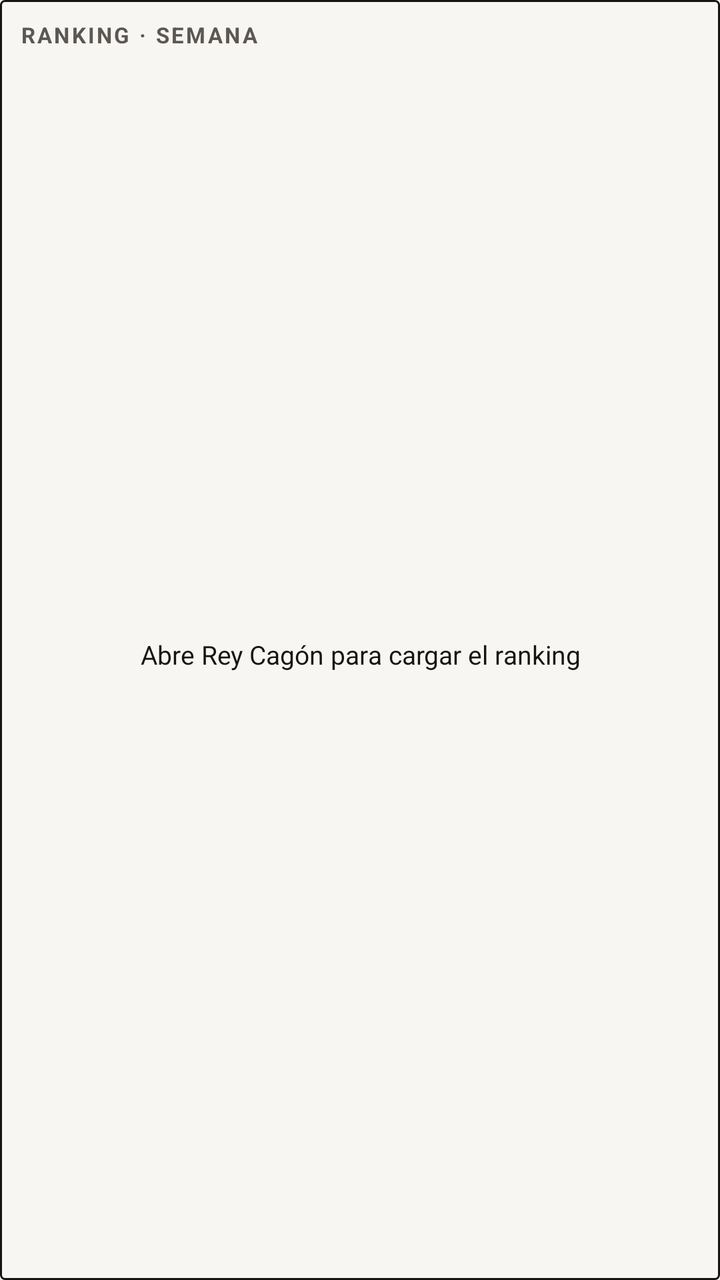
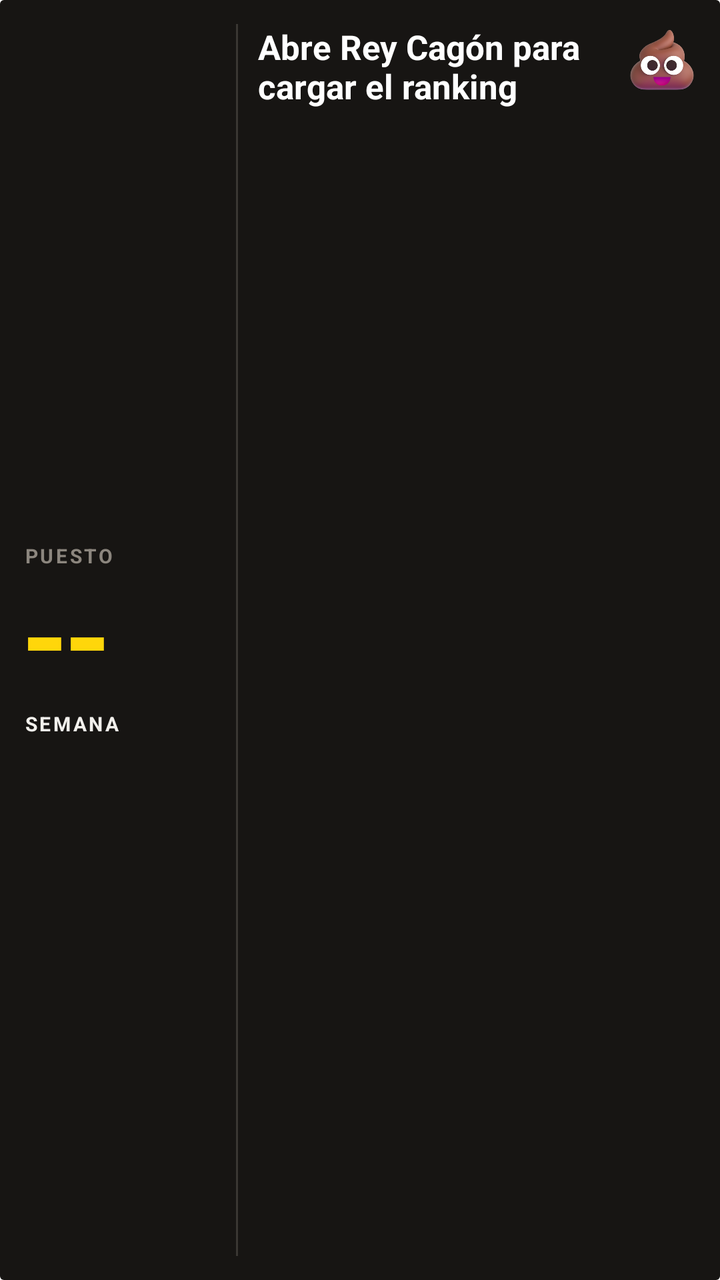

The first picture is an Android layout as it rendered before a commit; the second is the same layout after the commit. The layout source and the unified diff follow.
<!-- AndroidManifest.xml: fallback theme Theme.MaterialComponents.DayNight.NoActionBar -->
<!-- res/layout/widget_ranking.xml -->
<?xml version="1.0" encoding="utf-8"?>
<LinearLayout xmlns:android="http://schemas.android.com/apk/res/android"
    android:id="@+id/rk_raiz"
    android:layout_width="match_parent"
    android:layout_height="match_parent"
    android:background="@drawable/widget_fondo"
    android:orientation="vertical"
    android:padding="10dp">

    <TextView
        android:id="@+id/rk_titulo"
        android:layout_width="wrap_content"
        android:layout_height="wrap_content"
        android:letterSpacing="0.1"
        android:text="RANKING · SEMANA"
        android:textColor="#5C5751"
        android:textSize="11sp"
        android:textStyle="bold" />

    <TextView
        android:id="@+id/rk_vacio"
        android:layout_width="match_parent"
        android:layout_height="0dp"
        android:layout_weight="1"
        android:gravity="center"
        android:text="Abre Rey Cagón para cargar el ranking"
        android:textColor="#171513"
        android:textSize="13sp" />

    <LinearLayout
        android:id="@+id/rk_fila0"
        android:layout_width="match_parent"
        android:layout_height="0dp"
        android:layout_weight="1"
        android:layout_marginTop="4dp"
        android:background="@drawable/widget_fila"
        android:gravity="center_vertical"
        android:orientation="horizontal"
        android:paddingHorizontal="8dp"
        android:visibility="gone">

        <TextView
            android:id="@+id/rk_pos0"
            android:layout_width="28dp"
            android:layout_height="wrap_content"
            android:fontFeatureSettings="tnum"
            android:textColor="#171513"
            android:textSize="13sp"
            android:textStyle="bold" />

        <TextView
            android:id="@+id/rk_nombre0"
            android:layout_width="0dp"
            android:layout_height="wrap_content"
            android:layout_weight="1"
            android:ellipsize="end"
            android:maxLines="1"
            android:textColor="#171513"
            android:textSize="14sp" />

        <TextView
            android:id="@+id/rk_total0"
            android:layout_width="wrap_content"
            android:layout_height="wrap_content"
            android:layout_marginStart="8dp"
            android:fontFeatureSettings="tnum"
            android:textColor="#171513"
            android:textSize="16sp"
            android:textStyle="bold" />
    </LinearLayout>

    <LinearLayout
        android:id="@+id/rk_fila1"
        android:layout_width="match_parent"
        android:layout_height="0dp"
        android:layout_weight="1"
        android:layout_marginTop="4dp"
        android:background="@drawable/widget_fila"
        android:gravity="center_vertical"
        android:orientation="horizontal"
        android:paddingHorizontal="8dp"
        android:visibility="gone">

        <TextView
            android:id="@+id/rk_pos1"
            android:layout_width="28dp"
            android:layout_height="wrap_content"
            android:fontFeatureSettings="tnum"
            android:textColor="#171513"
            android:textSize="13sp"
            android:textStyle="bold" />

        <TextView
            android:id="@+id/rk_nombre1"
            android:layout_width="0dp"
            android:layout_height="wrap_content"
            android:layout_weight="1"
            android:ellipsize="end"
            android:maxLines="1"
            android:textColor="#171513"
            android:textSize="14sp" />

        <TextView
            android:id="@+id/rk_total1"
            android:layout_width="wrap_content"
            android:layout_height="wrap_content"
            android:layout_marginStart="8dp"
            android:fontFeatureSettings="tnum"
            android:textColor="#171513"
            android:textSize="16sp"
            android:textStyle="bold" />
    </LinearLayout>

    <LinearLayout
        android:id="@+id/rk_fila2"
        android:layout_width="match_parent"
        android:layout_height="0dp"
        android:layout_weight="1"
        android:layout_marginTop="4dp"
        android:background="@drawable/widget_fila"
        android:gravity="center_vertical"
        android:orientation="horizontal"
        android:paddingHorizontal="8dp"
        android:visibility="gone">

        <TextView
            android:id="@+id/rk_pos2"
            android:layout_width="28dp"
            android:layout_height="wrap_content"
            android:fontFeatureSettings="tnum"
            android:textColor="#171513"
            android:textSize="13sp"
            android:textStyle="bold" />

        <TextView
            android:id="@+id/rk_nombre2"
            android:layout_width="0dp"
            android:layout_height="wrap_content"
            android:layout_weight="1"
            android:ellipsize="end"
            android:maxLines="1"
            android:textColor="#171513"
            android:textSize="14sp" />

        <TextView
            android:id="@+id/rk_total2"
            android:layout_width="wrap_content"
            android:layout_height="wrap_content"
            android:layout_marginStart="8dp"
            android:fontFeatureSettings="tnum"
            android:textColor="#171513"
            android:textSize="16sp"
            android:textStyle="bold" />
    </LinearLayout>

</LinearLayout>
<!-- resources referenced by this layout -->
<resources>
  <!-- drawable widget_fila (drawable) -->
  <?xml version="1.0" encoding="utf-8"?>
  <shape xmlns:android="http://schemas.android.com/apk/res/android" android:shape="rectangle">
      <solid android:color="#FFFFFF" />
      <stroke android:width="1dp" android:color="#DEDBD5" />
  </shape>
  <!-- drawable widget_fondo (drawable) -->
  <?xml version="1.0" encoding="utf-8"?>
  <shape xmlns:android="http://schemas.android.com/apk/res/android" android:shape="rectangle">
      <solid android:color="#F7F6F3" />
      <stroke android:width="1dp" android:color="#171513" />
      <corners android:radius="2dp" />
  </shape>
</resources>

<!-- the commit's change to res/layout/widget_ranking.xml (unified diff, before → after) -->
@@ -3,154 +3,205 @@
     android:id="@+id/rk_raiz"
     android:layout_width="match_parent"
     android:layout_height="match_parent"
-    android:background="@drawable/widget_fondo"
-    android:orientation="vertical"
-    android:padding="10dp">
-
-    <TextView
-        android:id="@+id/rk_titulo"
-        android:layout_width="wrap_content"
-        android:layout_height="wrap_content"
-        android:letterSpacing="0.1"
-        android:text="RANKING · SEMANA"
-        android:textColor="#5C5751"
-        android:textSize="11sp"
-        android:textStyle="bold" />
-
-    <TextView
-        android:id="@+id/rk_vacio"
-        android:layout_width="match_parent"
-        android:layout_height="0dp"
-        android:layout_weight="1"
-        android:gravity="center"
-        android:text="Abre Rey Cagón para cargar el ranking"
-        android:textColor="#171513"
-        android:textSize="13sp" />
+    android:background="@drawable/widget_fondo_negro"
+    android:orientation="horizontal"
+    android:padding="12dp">
 
     <LinearLayout
-        android:id="@+id/rk_fila0"
-        android:layout_width="match_parent"
-        android:layout_height="0dp"
-        android:layout_weight="1"
-        android:layout_marginTop="4dp"
-        android:background="@drawable/widget_fila"
+        android:layout_width="96dp"
+        android:layout_height="match_parent"
         android:gravity="center_vertical"
-        android:orientation="horizontal"
-        android:paddingHorizontal="8dp"
-        android:visibility="gone">
+        android:orientation="vertical">
 
         <TextView
-            android:id="@+id/rk_pos0"
-            android:layout_width="28dp"
+            android:id="@+id/rk_titulo"
+            android:layout_width="wrap_content"
+            android:layout_height="wrap_content"
+            android:letterSpacing="0.12"
+            android:text="PUESTO"
+            android:textColor="#8C867E"
+            android:textSize="10sp"
+            android:textStyle="bold" />
+
+        <TextView
+            android:id="@+id/rk_puesto"
+            android:layout_width="wrap_content"
             android:layout_height="wrap_content"
             android:fontFeatureSettings="tnum"
-            android:textColor="#171513"
-            android:textSize="13sp"
+            android:includeFontPadding="false"
+            android:letterSpacing="-0.04"
+            android:text="--"
+            android:textColor="#FFD60A"
+            android:textSize="60sp"
             android:textStyle="bold" />
 
         <TextView
-            android:id="@+id/rk_nombre0"
-            android:layout_width="0dp"
-            android:layout_height="wrap_content"
-            android:layout_weight="1"
-            android:ellipsize="end"
-            android:maxLines="1"
-            android:textColor="#171513"
-            android:textSize="14sp" />
-
-        <TextView
-            android:id="@+id/rk_total0"
+            android:id="@+id/rk_de"
             android:layout_width="wrap_content"
             android:layout_height="wrap_content"
-            android:layout_marginStart="8dp"
-            android:fontFeatureSettings="tnum"
-            android:textColor="#171513"
-            android:textSize="16sp"
+            android:letterSpacing="0.12"
+            android:text="SEMANA"
+            android:textColor="#F2F0EC"
+            android:textSize="10sp"
             android:textStyle="bold" />
     </LinearLayout>
 
+    <FrameLayout
+        android:layout_width="1dp"
+        android:layout_height="match_parent"
+        android:layout_marginHorizontal="10dp"
+        android:background="#3A3733" />
+
     <LinearLayout
-        android:id="@+id/rk_fila1"
-        android:layout_width="match_parent"
-        android:layout_height="0dp"
+        android:layout_width="0dp"
+        android:layout_height="match_parent"
         android:layout_weight="1"
-        android:layout_marginTop="4dp"
-        android:background="@drawable/widget_fila"
-        android:gravity="center_vertical"
-        android:orientation="horizontal"
-        android:paddingHorizontal="8dp"
-        android:visibility="gone">
-
-        <TextView
-            android:id="@+id/rk_pos1"
-            android:layout_width="28dp"
-            android:layout_height="wrap_content"
-            android:fontFeatureSettings="tnum"
-            android:textColor="#171513"
-            android:textSize="13sp"
-            android:textStyle="bold" />
-
-        <TextView
-            android:id="@+id/rk_nombre1"
-            android:layout_width="0dp"
-            android:layout_height="wrap_content"
-            android:layout_weight="1"
-            android:ellipsize="end"
-            android:maxLines="1"
-            android:textColor="#171513"
-            android:textSize="14sp" />
-
-        <TextView
-            android:id="@+id/rk_total1"
-            android:layout_width="wrap_content"
-            android:layout_height="wrap_content"
-            android:layout_marginStart="8dp"
-            android:fontFeatureSettings="tnum"
-            android:textColor="#171513"
-            android:textSize="16sp"
-            android:textStyle="bold" />
+        android:orientation="vertical">
+
+        <LinearLayout
+            android:layout_width="match_parent"
+            android:layout_height="wrap_content"
+            android:orientation="horizontal">
+
+            <TextView
+                android:id="@+id/rk_frase"
+                android:layout_width="0dp"
+                android:layout_height="wrap_content"
+                android:layout_weight="1"
+                android:ellipsize="end"
+                android:maxLines="3"
+                android:text="Abre Rey Cagón para cargar el ranking"
+                android:textColor="#FFFFFF"
+                android:textSize="17sp"
+                android:textStyle="bold" />
+
+            <ImageView
+                android:id="@+id/rk_icono"
+                android:layout_width="34dp"
+                android:layout_height="34dp"
+                android:layout_marginStart="6dp"
+                android:contentDescription="Cagué"
+                android:src="@drawable/widget_poop" />
+        </LinearLayout>
+
+        <FrameLayout
+            android:layout_width="match_parent"
+            android:layout_height="0dp"
+            android:layout_weight="1" />
+
+            <LinearLayout
+                android:id="@+id/rk_fila0"
+                android:layout_width="match_parent"
+                android:layout_height="wrap_content"
+                android:layout_marginTop="3dp"
+                android:orientation="horizontal"
+                android:visibility="gone">
+
+                <TextView
+                    android:id="@+id/rk_pos0"
+                    android:layout_width="24dp"
+                    android:layout_height="wrap_content"
+                    android:fontFeatureSettings="tnum"
+                    android:textColor="#8C867E"
+                    android:textSize="12sp"
+                    android:textStyle="bold" />
+
+                <TextView
+                    android:id="@+id/rk_nombre0"
+                    android:layout_width="0dp"
+                    android:layout_height="wrap_content"
+                    android:layout_weight="1"
+                    android:ellipsize="end"
+                    android:maxLines="1"
+                    android:textColor="#F2F0EC"
+                    android:textSize="13sp" />
+
+                <TextView
+                    android:id="@+id/rk_total0"
+                    android:layout_width="wrap_content"
+                    android:layout_height="wrap_content"
+                    android:layout_marginStart="6dp"
+                    android:fontFeatureSettings="tnum"
+                    android:textColor="#F2F0EC"
+                    android:textSize="13sp"
+                    android:textStyle="bold" />
+            </LinearLayout>
+
+            <LinearLayout
+                android:id="@+id/rk_fila1"
+                android:layout_width="match_parent"
+                android:layout_height="wrap_content"
+                android:layout_marginTop="3dp"
+                android:orientation="horizontal"
+                android:visibility="gone">
+
+                <TextView
+                    android:id="@+id/rk_pos1"
+                    android:layout_width="24dp"
+                    android:layout_height="wrap_content"
+                    android:fontFeatureSettings="tnum"
+                    android:textColor="#8C867E"
+                    android:textSize="12sp"
+                    android:textStyle="bold" />
+
+                <TextView
+                    android:id="@+id/rk_nombre1"
+                    android:layout_width="0dp"
+                    android:layout_height="wrap_content"
+                    android:layout_weight="1"
+                    android:ellipsize="end"
+                    android:maxLines="1"
+                    android:textColor="#F2F0EC"
+                    android:textSize="13sp" />
+
+                <TextView
+                    android:id="@+id/rk_total1"
+                    android:layout_width="wrap_content"
+                    android:layout_height="wrap_content"
+                    android:layout_marginStart="6dp"
+                    android:fontFeatureSettings="tnum"
+                    android:textColor="#F2F0EC"
+                    android:textSize="13sp"
+                    android:textStyle="bold" />
+            </LinearLayout>
+
+            <LinearLayout
+                android:id="@+id/rk_fila2"
+                android:layout_width="match_parent"
+                android:layout_height="wrap_content"
+                android:layout_marginTop="3dp"
+                android:orientation="horizontal"
+                android:visibility="gone">
+
+                <TextView
+                    android:id="@+id/rk_pos2"
+                    android:layout_width="24dp"
+                    android:layout_height="wrap_content"
+                    android:fontFeatureSettings="tnum"
+                    android:textColor="#8C867E"
+                    android:textSize="12sp"
+                    android:textStyle="bold" />
+
+                <TextView
+                    android:id="@+id/rk_nombre2"
+                    android:layout_width="0dp"
+                    android:layout_height="wrap_content"
+                    android:layout_weight="1"
+                    android:ellipsize="end"
+                    android:maxLines="1"
+                    android:textColor="#F2F0EC"
+                    android:textSize="13sp" />
+
+                <TextView
+                    android:id="@+id/rk_total2"
+                    android:layout_width="wrap_content"
+                    android:layout_height="wrap_content"
+                    android:layout_marginStart="6dp"
+                    android:fontFeatureSettings="tnum"
+                    android:textColor="#F2F0EC"
+                    android:textSize="13sp"
+                    android:textStyle="bold" />
+            </LinearLayout>
+
     </LinearLayout>
-
-    <LinearLayout
-        android:id="@+id/rk_fila2"
-        android:layout_width="match_parent"
-        android:layout_height="0dp"
-        android:layout_weight="1"
-        android:layout_marginTop="4dp"
-        android:background="@drawable/widget_fila"
-        android:gravity="center_vertical"
-        android:orientation="horizontal"
-        android:paddingHorizontal="8dp"
-        android:visibility="gone">
-
-        <TextView
-            android:id="@+id/rk_pos2"
-            android:layout_width="28dp"
-            android:layout_height="wrap_content"
-            android:fontFeatureSettings="tnum"
-            android:textColor="#171513"
-            android:textSize="13sp"
-            android:textStyle="bold" />
-
-        <TextView
-            android:id="@+id/rk_nombre2"
-            android:layout_width="0dp"
-            android:layout_height="wrap_content"
-            android:layout_weight="1"
-            android:ellipsize="end"
-            android:maxLines="1"
-            android:textColor="#171513"
-            android:textSize="14sp" />
-
-        <TextView
-            android:id="@+id/rk_total2"
-            android:layout_width="wrap_content"
-            android:layout_height="wrap_content"
-            android:layout_marginStart="8dp"
-            android:fontFeatureSettings="tnum"
-            android:textColor="#171513"
-            android:textSize="16sp"
-            android:textStyle="bold" />
-    </LinearLayout>
-
 </LinearLayout>
<!-- resource entries referenced after the edit -->
@@ -1,17 +1,11 @@
 <!-- resources referenced by this layout -->
 <resources>
-  <!-- drawable widget_fila (drawable) -->
+  <!-- drawable widget_fondo_negro (drawable) -->
   <?xml version="1.0" encoding="utf-8"?>
   <shape xmlns:android="http://schemas.android.com/apk/res/android" android:shape="rectangle">
-      <solid android:color="#FFFFFF" />
-      <stroke android:width="1dp" android:color="#DEDBD5" />
-  </shape>
-  <!-- drawable widget_fondo (drawable) -->
-  <?xml version="1.0" encoding="utf-8"?>
-  <shape xmlns:android="http://schemas.android.com/apk/res/android" android:shape="rectangle">
-      <solid android:color="#F7F6F3" />
-      <stroke android:width="1dp" android:color="#171513" />
+      <solid android:color="#171513" />
       <corners android:radius="2dp" />
   </shape>
+  <!-- drawable widget_poop: png bitmap (drawable-nodpi, 35754 bytes) -->
 </resources>
 
